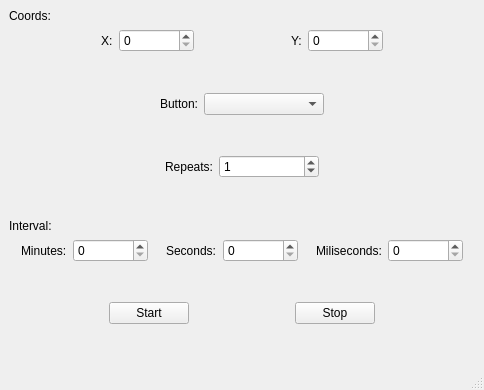
Old version of the form app/gui/mainwindow.ui in the repository madamskip1/mouse-clicker.
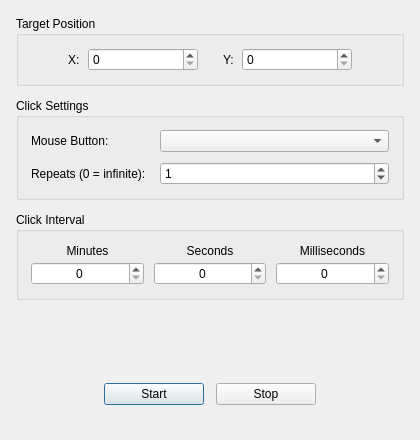
New version of the form.

Patch:
```diff
--- a/app/gui/mainwindow.ui
+++ b/app/gui/mainwindow.ui
@@ -6,40 +6,71 @@
    <rect>
     <x>0</x>
     <y>0</y>
-    <width>484</width>
-    <height>390</height>
+    <width>420</width>
+    <height>440</height>
    </rect>
   </property>
+  <property name="sizePolicy">
+   <sizepolicy hsizetype="Fixed" vsizetype="Fixed">
+    <horstretch>0</horstretch>
+    <verstretch>0</verstretch>
+   </sizepolicy>
+  </property>
+  <property name="minimumSize">
+   <size>
+    <width>420</width>
+    <height>440</height>
+   </size>
+  </property>
+  <property name="maximumSize">
+   <size>
+    <width>420</width>
+    <height>440</height>
+   </size>
+  </property>
   <property name="windowTitle">
    <string>MainWindow</string>
   </property>
   <widget class="QWidget" name="centralwidget">
-   <property name="sizePolicy">
-    <sizepolicy hsizetype="Preferred" vsizetype="Preferred">
-     <horstretch>0</horstretch>
-     <verstretch>0</verstretch>
-    </sizepolicy>
-   </property>
-   <property name="minimumSize">
-    <size>
-     <width>484</width>
-     <height>346</height>
-    </size>
-   </property>
    <layout class="QVBoxLayout" name="verticalLayout">
+    <property name="spacing">
+     <number>12</number>
+    </property>
+    <property name="leftMargin">
+     <number>16</number>
+    </property>
+    <property name="topMargin">
+     <number>16</number>
+    </property>
+    <property name="rightMargin">
+     <number>16</number>
+    </property>
+    <property name="bottomMargin">
+     <number>16</number>
+    </property>
     <item>
-     <layout class="QVBoxLayout" name="verticalLayout_2">
-      <item>
-       <widget class="QLabel" name="CoordsLabel">
-        <property name="text">
-         <string>Coords:</string>
-        </property>
-       </widget>
-      </item>
+     <widget class="QGroupBox" name="PositionGroupBox">
+      <property name="title">
+       <string>Target Position</string>
+      </property>
+      <layout class="QHBoxLayout" name="positionLayout">
+       <property name="spacing">
+        <number>8</number>
+       </property>
+       <property name="leftMargin">
+        <number>12</number>
+       </property>
+       <property name="topMargin">
+        <number>12</number>
+       </property>
+       <property name="rightMargin">
+        <number>12</number>
+       </property>
+       <property name="bottomMargin">
+        <number>12</number>
+       </property>
       <item>
-       <layout class="QHBoxLayout" name="horizontalLayout_5">
-        <item>
-         <spacer name="horizontalSpacer_10">
+        <spacer name="horizontalSpacer">
           <property name="orientation">
            <enum>Qt::Orientation::Horizontal</enum>
           </property>
@@ -62,20 +93,23 @@
          <widget class="QSpinBox" name="CoordsXSpinBox">
           <property name="minimumSize">
            <size>
-            <width>75</width>
+           <width>110</width>
             <height>0</height>
            </size>
           </property>
+         <property name="maximum">
+          <number>9999</number>
+         </property>
          </widget>
         </item>
         <item>
-         <spacer name="horizontalSpacer_12">
+        <spacer name="posSpacer1">
           <property name="orientation">
            <enum>Qt::Orientation::Horizontal</enum>
           </property>
           <property name="sizeHint" stdset="0">
            <size>
-            <width>40</width>
+           <width>20</width>
             <height>20</height>
            </size>
           </property>
@@ -92,14 +126,17 @@
          <widget class="QSpinBox" name="CoordsYSpinBox">
           <property name="minimumSize">
            <size>
-            <width>75</width>
+           <width>110</width>
             <height>0</height>
            </size>
           </property>
+         <property name="maximum">
+          <number>9999</number>
+         </property>
          </widget>
         </item>
         <item>
-         <spacer name="horizontalSpacer_11">
+        <spacer name="horizontalSpacer_2">
           <property name="orientation">
            <enum>Qt::Orientation::Horizontal</enum>
           </property>
@@ -112,316 +149,200 @@
          </spacer>
         </item>
        </layout>
-      </item>
-     </layout>
-    </item>
+     </widget>
+    </item>
     <item>
-     <spacer name="verticalSpacer_2">
-      <property name="orientation">
-       <enum>Qt::Orientation::Vertical</enum>
+     <widget class="QGroupBox" name="ClickGroupBox">
+      <property name="title">
+       <string>Click Settings</string>
       </property>
-      <property name="sizeHint" stdset="0">
-       <size>
-        <width>20</width>
-        <height>40</height>
-       </size>
-      </property>
-     </spacer>
-    </item>
-    <item>
-     <layout class="QHBoxLayout" name="horizontalLayout_2">
-      <item>
-       <spacer name="horizontalSpacer_13">
-        <property name="orientation">
-         <enum>Qt::Orientation::Horizontal</enum>
-        </property>
-        <property name="sizeHint" stdset="0">
-         <size>
-          <width>40</width>
-          <height>20</height>
-         </size>
-        </property>
-       </spacer>
-      </item>
-      <item>
+      <layout class="QFormLayout" name="clickFormLayout">
+       <property name="horizontalSpacing">
+        <number>14</number>
+       </property>
+       <property name="verticalSpacing">
+        <number>10</number>
+       </property>
+       <property name="leftMargin">
+        <number>12</number>
+       </property>
+       <property name="topMargin">
+        <number>12</number>
+       </property>
+       <property name="rightMargin">
+        <number>12</number>
+       </property>
+       <property name="bottomMargin">
+        <number>12</number>
+       </property>
+       <item row="0" column="0">
        <widget class="QLabel" name="ButtonLabel">
         <property name="text">
-         <string>Button:</string>
+          <string>Mouse Button:</string>
         </property>
        </widget>
       </item>
-      <item>
+       <item row="0" column="1">
        <widget class="QComboBox" name="ButtonComboBox">
         <property name="minimumSize">
          <size>
-          <width>120</width>
+           <width>140</width>
           <height>0</height>
          </size>
         </property>
        </widget>
       </item>
-      <item>
-       <spacer name="horizontalSpacer_14">
-        <property name="orientation">
-         <enum>Qt::Orientation::Horizontal</enum>
-        </property>
-        <property name="sizeHint" stdset="0">
-         <size>
-          <width>40</width>
-          <height>20</height>
-         </size>
-        </property>
-       </spacer>
-      </item>
-     </layout>
-    </item>
-    <item>
-     <spacer name="verticalSpacer_5">
-      <property name="orientation">
-       <enum>Qt::Orientation::Vertical</enum>
-      </property>
-      <property name="sizeHint" stdset="0">
-       <size>
-        <width>20</width>
-        <height>40</height>
-       </size>
-      </property>
-     </spacer>
-    </item>
-    <item>
-     <layout class="QHBoxLayout" name="horizontalLayout_3">
-      <item>
-       <spacer name="horizontalSpacer_4">
-        <property name="orientation">
-         <enum>Qt::Orientation::Horizontal</enum>
-        </property>
-        <property name="sizeHint" stdset="0">
-         <size>
-          <width>40</width>
-          <height>20</height>
-         </size>
-        </property>
-       </spacer>
-      </item>
-      <item>
+       <item row="1" column="0">
        <widget class="QLabel" name="RepeatsLabel">
-        <property name="sizePolicy">
-         <sizepolicy hsizetype="Minimum" vsizetype="Minimum">
-          <horstretch>0</horstretch>
-          <verstretch>0</verstretch>
-         </sizepolicy>
-        </property>
         <property name="text">
-         <string>Repeats:</string>
+          <string>Repeats (0 = infinite):</string>
         </property>
        </widget>
       </item>
-      <item>
+       <item row="1" column="1">
        <widget class="QSpinBox" name="RepeatsSpinBox">
-        <property name="sizePolicy">
-         <sizepolicy hsizetype="Fixed" vsizetype="Fixed">
-          <horstretch>0</horstretch>
-          <verstretch>0</verstretch>
-         </sizepolicy>
-        </property>
         <property name="minimumSize">
          <size>
-          <width>100</width>
+           <width>140</width>
           <height>0</height>
          </size>
         </property>
-        <property name="specialValueText">
-         <string/>
-        </property>
         <property name="minimum">
          <number>0</number>
         </property>
+         <property name="maximum">
+          <number>999999</number>
+         </property>
         <property name="value">
          <number>1</number>
         </property>
        </widget>
       </item>
-      <item>
-       <spacer name="horizontalSpacer_5">
-        <property name="orientation">
-         <enum>Qt::Orientation::Horizontal</enum>
-        </property>
-        <property name="sizeHint" stdset="0">
-         <size>
-          <width>40</width>
-          <height>20</height>
-         </size>
-        </property>
-       </spacer>
-      </item>
-     </layout>
-    </item>
-    <item>
-     <spacer name="verticalSpacer_3">
-      <property name="orientation">
-       <enum>Qt::Orientation::Vertical</enum>
-      </property>
-      <property name="sizeHint" stdset="0">
-       <size>
-        <width>20</width>
-        <height>40</height>
-       </size>
-      </property>
-     </spacer>
-    </item>
-    <item>
-     <layout class="QVBoxLayout" name="verticalLayout_3">
-      <item>
-       <widget class="QLabel" name="IntervalLabel">
-        <property name="text">
-         <string>Interval:</string>
-        </property>
+      </layout>
        </widget>
       </item>
       <item>
-       <layout class="QHBoxLayout" name="horizontalLayout_4">
+     <widget class="QGroupBox" name="IntervalGroupBox">
+      <property name="title">
+       <string>Click Interval</string>
+      </property>
+      <layout class="QHBoxLayout" name="intervalLayout">
+       <property name="spacing">
+        <number>10</number>
+       </property>
+       <property name="leftMargin">
+        <number>12</number>
+       </property>
+       <property name="topMargin">
+        <number>12</number>
+       </property>
+       <property name="rightMargin">
+        <number>12</number>
+       </property>
+       <property name="bottomMargin">
+        <number>12</number>
+       </property>
         <item>
-         <spacer name="horizontalSpacer_6">
-          <property name="orientation">
-           <enum>Qt::Orientation::Horizontal</enum>
-          </property>
-          <property name="sizeHint" stdset="0">
-           <size>
-            <width>40</width>
-            <height>20</height>
-           </size>
-          </property>
-         </spacer>
-        </item>
+        <layout class="QVBoxLayout" name="minutesLayout">
+         <property name="spacing">
+          <number>4</number>
+         </property>
         <item>
          <widget class="QLabel" name="IntervalMinutesLabel">
-          <property name="sizePolicy">
-           <sizepolicy hsizetype="Minimum" vsizetype="Minimum">
-            <horstretch>0</horstretch>
-            <verstretch>0</verstretch>
-           </sizepolicy>
-          </property>
           <property name="text">
-           <string>Minutes:</string>
+            <string>Minutes</string>
+           </property>
+           <property name="alignment">
+            <set>Qt::AlignmentFlag::AlignHCenter</set>
           </property>
          </widget>
         </item>
         <item>
          <widget class="QSpinBox" name="IntervalMinutesSpinBox">
-          <property name="sizePolicy">
-           <sizepolicy hsizetype="Fixed" vsizetype="Fixed">
-            <horstretch>0</horstretch>
-            <verstretch>0</verstretch>
-           </sizepolicy>
-          </property>
           <property name="minimumSize">
            <size>
-            <width>75</width>
+             <width>100</width>
             <height>0</height>
            </size>
           </property>
-         </widget>
-        </item>
+           <property name="alignment">
+            <set>Qt::AlignmentFlag::AlignHCenter</set>
+           </property>
+           <property name="maximum">
+            <number>999</number>
+           </property>
+          </widget>
+         </item>
+        </layout>
+       </item>
         <item>
-         <spacer name="horizontalSpacer_7">
-          <property name="orientation">
-           <enum>Qt::Orientation::Horizontal</enum>
-          </property>
-          <property name="sizeHint" stdset="0">
-           <size>
-            <width>40</width>
-            <height>20</height>
-           </size>
-          </property>
-         </spacer>
-        </item>
+        <layout class="QVBoxLayout" name="secondsLayout">
+         <property name="spacing">
+          <number>4</number>
+         </property>
         <item>
          <widget class="QLabel" name="IntervalSecondsLabel">
-          <property name="sizePolicy">
-           <sizepolicy hsizetype="Minimum" vsizetype="Minimum">
-            <horstretch>0</horstretch>
-            <verstretch>0</verstretch>
-           </sizepolicy>
-          </property>
           <property name="text">
-           <string>Seconds:</string>
+            <string>Seconds</string>
+           </property>
+           <property name="alignment">
+            <set>Qt::AlignmentFlag::AlignHCenter</set>
           </property>
          </widget>
         </item>
         <item>
          <widget class="QSpinBox" name="IntervalSecondsSpinBox">
-          <property name="sizePolicy">
-           <sizepolicy hsizetype="Fixed" vsizetype="Fixed">
-            <horstretch>0</horstretch>
-            <verstretch>0</verstretch>
-           </sizepolicy>
-          </property>
           <property name="minimumSize">
            <size>
-            <width>75</width>
+             <width>100</width>
             <height>0</height>
            </size>
           </property>
-         </widget>
-        </item>
+           <property name="alignment">
+            <set>Qt::AlignmentFlag::AlignHCenter</set>
+           </property>
+           <property name="maximum">
+            <number>59</number>
+           </property>
+          </widget>
+         </item>
+        </layout>
+       </item>
         <item>
-         <spacer name="horizontalSpacer_8">
-          <property name="orientation">
-           <enum>Qt::Orientation::Horizontal</enum>
-          </property>
-          <property name="sizeHint" stdset="0">
-           <size>
-            <width>40</width>
-            <height>20</height>
-           </size>
-          </property>
-         </spacer>
-        </item>
+        <layout class="QVBoxLayout" name="millisecondsLayout">
+         <property name="spacing">
+          <number>4</number>
+         </property>
         <item>
          <widget class="QLabel" name="IntervalMilisecondsLabel">
-          <property name="sizePolicy">
-           <sizepolicy hsizetype="Minimum" vsizetype="Minimum">
-            <horstretch>0</horstretch>
-            <verstretch>0</verstretch>
-           </sizepolicy>
-          </property>
           <property name="text">
-           <string>Miliseconds:</string>
+            <string>Milliseconds</string>
+           </property>
+           <property name="alignment">
+            <set>Qt::AlignmentFlag::AlignHCenter</set>
           </property>
          </widget>
         </item>
         <item>
          <widget class="QSpinBox" name="IntervalMillisecondsSpinBox">
-          <property name="sizePolicy">
-           <sizepolicy hsizetype="Fixed" vsizetype="Fixed">
-            <horstretch>0</horstretch>
-            <verstretch>0</verstretch>
-           </sizepolicy>
-          </property>
           <property name="minimumSize">
            <size>
-            <width>75</width>
+             <width>100</width>
             <height>0</height>
            </size>
           </property>
-         </widget>
-        </item>
-        <item>
-         <spacer name="horizontalSpacer_9">
-          <property name="orientation">
-           <enum>Qt::Orientation::Horizontal</enum>
-          </property>
-          <property name="sizeHint" stdset="0">
-           <size>
-            <width>40</width>
-            <height>20</height>
-           </size>
-          </property>
-         </spacer>
+           <property name="alignment">
+            <set>Qt::AlignmentFlag::AlignHCenter</set>
+           </property>
+           <property name="maximum">
+            <number>999</number>
+           </property>
+          </widget>
         </item>
        </layout>
       </item>
      </layout>
+     </widget>
     </item>
     <item>
      <spacer name="verticalSpacer_4">
@@ -431,15 +352,18 @@
       <property name="sizeHint" stdset="0">
        <size>
         <width>20</width>
-        <height>40</height>
+        <height>20</height>
        </size>
       </property>
      </spacer>
     </item>
     <item>
-     <layout class="QHBoxLayout" name="horizontalLayout">
+     <layout class="QHBoxLayout" name="controlsLayout">
+      <property name="spacing">
+       <number>12</number>
+      </property>
       <item>
-       <spacer name="horizontalSpacer">
+       <spacer name="horizontalSpacerLeft">
         <property name="orientation">
          <enum>Qt::Orientation::Horizontal</enum>
         </property>
@@ -453,26 +377,28 @@
       </item>
       <item>
        <widget class="QPushButton" name="StartButton">
+        <property name="minimumSize">
+         <size>
+          <width>100</width>
+          <height>0</height>
+         </size>
+        </property>
         <property name="text">
          <string>Start</string>
         </property>
+        <property name="default">
+         <bool>true</bool>
+        </property>
        </widget>
       </item>
-      <item>
-       <spacer name="horizontalSpacer_2">
-        <property name="orientation">
-         <enum>Qt::Orientation::Horizontal</enum>
-        </property>
-        <property name="sizeHint" stdset="0">
-         <size>
-          <width>40</width>
-          <height>20</height>
-         </size>
-        </property>
-       </spacer>
-      </item>
       <item>
        <widget class="QPushButton" name="StopButton">
+        <property name="minimumSize">
+         <size>
+          <width>100</width>
+          <height>0</height>
+         </size>
+        </property>
         <property name="text">
          <string>Stop</string>
         </property>
@@ -493,19 +419,6 @@
       </item>
      </layout>
     </item>
-    <item>
-     <spacer name="verticalSpacer">
-      <property name="orientation">
-       <enum>Qt::Orientation::Vertical</enum>
-      </property>
-      <property name="sizeHint" stdset="0">
-       <size>
-        <width>20</width>
-        <height>40</height>
-       </size>
-      </property>
-     </spacer>
-    </item>
    </layout>
   </widget>
   <widget class="QMenuBar" name="menubar">
@@ -518,7 +431,11 @@
     </rect>
    </property>
   </widget>
-  <widget class="QStatusBar" name="statusbar"/>
+  <widget class="QStatusBar" name="statusbar">
+   <property name="sizeGripEnabled">
+    <bool>false</bool>
+   </property>
+  </widget>
  </widget>
  <resources/>
  <connections/>
```
Left out of the diff: 8 changed lines with no effect on the pictures. Lines whose indentation alone changed are shown as unchanged.
